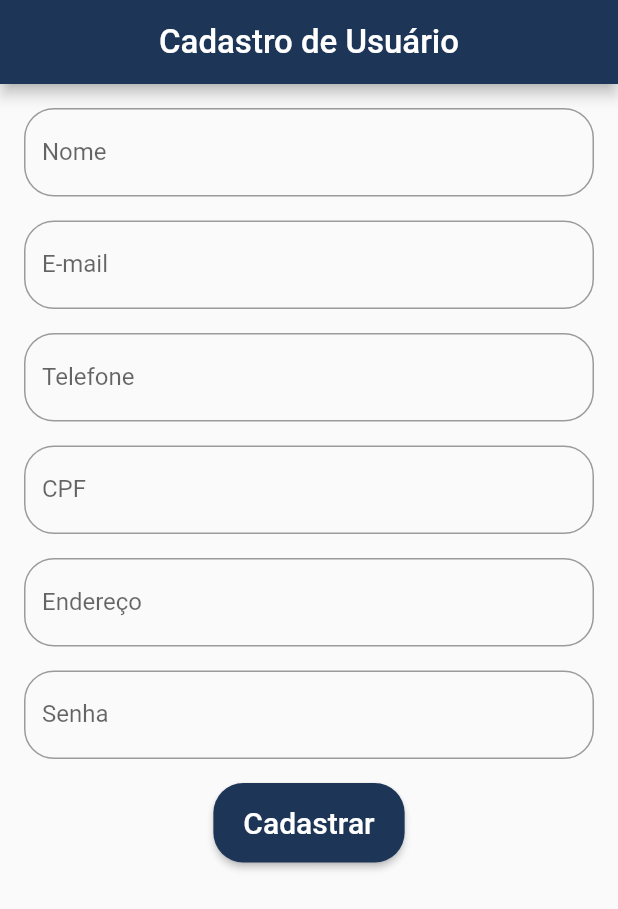
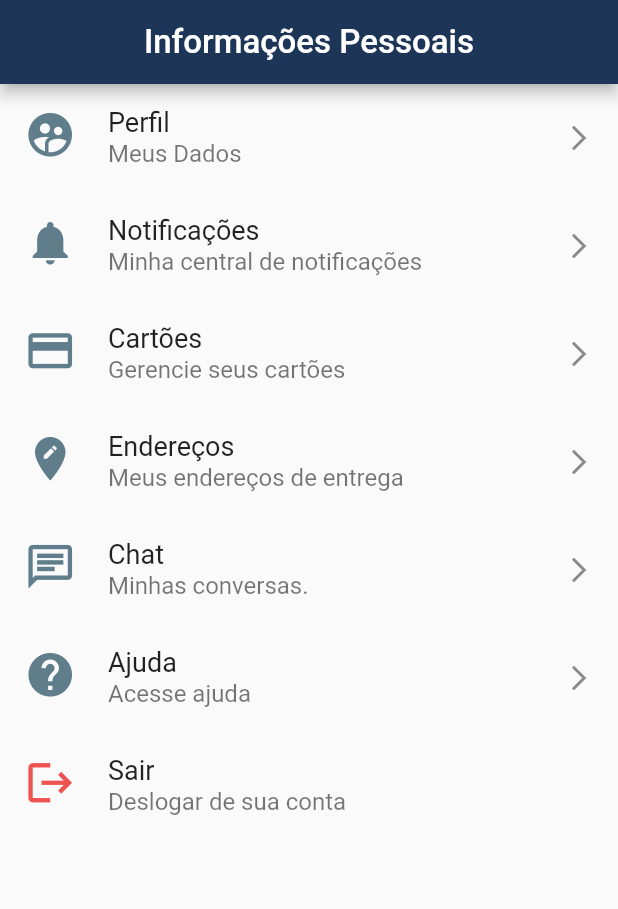
Before and after one commit to fonseca741/9794-AS, a Flutter app: the screen it shows after launch, on a phone screen of 412 x 824 dp. Shown: the top 909 px of the screen. Run offline on Flutter 3.47's test engine with Material 2 defaults, Android fonts, the phone set to English and light mode, and no system bars; our stand-ins replace rflutter_alert.

Commit message:
tela informações pessoais finalizada

```diff
--- a/lib/Routes/app_routes.dart
+++ b/lib/Routes/app_routes.dart
@@ -1,6 +1,6 @@
 class AppRoutes {
-  static const CADASTRO_USUARIO = '/';
+  static const CADASTRO_USUARIO = '/cadastroUsuario';
   static const FAQ = '/faq';
   static const SAC = '/sac';
-  static const PERFIL = '/perfil';
+  static const INFO_PESSOAIS = '/';
 }
--- a/lib/Views/faq.dart
+++ b/lib/Views/faq.dart
@@ -58,11 +58,17 @@ class _MyStatefulWidgetState extends State<ViewFaqBody> {
         return ExpansionPanel(
           headerBuilder: (BuildContext context, bool isExpanded) {
             return ListTile(
-              title: Text(resposta.pergunta),
+              title: Text(
+                resposta.pergunta,
+                style: TextStyle(fontSize: 18),
+              ),
             );
           },
           body: ListTile(
-              title: Text(resposta.resposta),
+              title: Text(
+                resposta.resposta,
+                style: TextStyle(fontSize: 16),
+              ),
               onTap: () {
                 setState(() {});
               }),
--- /dev/null
+++ b/lib/Views/infoPessoais.dart
@@ -0,0 +1,114 @@
+import 'package:flutter/material.dart';
+import 'package:iClothes/Routes/app_routes.dart';
+
+class ViewInfoPessoais extends StatelessWidget {
+  @override
+  Widget build(BuildContext context) {
+    return Scaffold(
+        appBar: AppBar(
+          centerTitle: true,
+          title: Text('Informações Pessoais', style: TextStyle(fontSize: 22)),
+        ),
+        body: Column(
+          children: <Widget>[
+            ListTile(
+              leading: Icon(
+                Icons.supervised_user_circle,
+                size: 35,
+                color: Colors.blueGrey,
+              ),
+              title: Text('Perfil', style: TextStyle(fontSize: 18)),
+              subtitle: Text('Meus Dados', style: TextStyle(fontSize: 16)),
+              trailing: Icon(
+                Icons.arrow_forward_ios,
+                size: 20,
+              ),
+            ),
+            ListTile(
+              leading: Icon(
+                Icons.notifications,
+                size: 35,
+                color: Colors.blueGrey,
+              ),
+              title: Text('Notificações', style: TextStyle(fontSize: 18)),
+              subtitle: Text('Minha central de notificações',
+                  style: TextStyle(fontSize: 16)),
+              trailing: Icon(
+                Icons.arrow_forward_ios,
+                size: 20,
+              ),
+              // onTap: () => {}
+            ),
+            ListTile(
+              leading: Icon(
+                Icons.credit_card,
+                size: 35,
+                color: Colors.blueGrey,
+              ),
+              title: Text('Cartões', style: TextStyle(fontSize: 18)),
+              subtitle:
+                  Text('Gerencie seus cartões', style: TextStyle(fontSize: 16)),
+              trailing: Icon(
+                Icons.arrow_forward_ios,
+                size: 20,
+              ),
+              // onTap: () => {}
+            ),
+            ListTile(
+              leading: Icon(
+                Icons.edit_location,
+                size: 35,
+                color: Colors.blueGrey,
+              ),
+              title: Text('Endereços', style: TextStyle(fontSize: 18)),
+              subtitle: Text('Meus endereços de entrega',
+                  style: TextStyle(fontSize: 16)),
+              trailing: Icon(
+                Icons.arrow_forward_ios,
+                size: 20,
+              ),
+              // onTap: () => {}
+            ),
+            ListTile(
+              leading: Icon(
+                Icons.chat_outlined,
+                size: 35,
+                color: Colors.blueGrey,
+              ),
+              title: Text('Chat', style: TextStyle(fontSize: 18)),
+              subtitle:
+                  Text('Minhas conversas.', style: TextStyle(fontSize: 16)),
+              trailing: Icon(
+                Icons.arrow_forward_ios,
+                size: 20,
+              ),
+              // onTap: () => {}
+            ),
+            ListTile(
+                leading: Icon(
+                  Icons.help,
+                  size: 35,
+                  color: Colors.blueGrey,
+                ),
+                title: Text('Ajuda', style: TextStyle(fontSize: 18)),
+                subtitle: Text('Acesse ajuda', style: TextStyle(fontSize: 16)),
+                trailing: Icon(
+                  Icons.arrow_forward_ios,
+                  size: 20,
+                ),
+                onTap: () => {Navigator.of(context).pushNamed(AppRoutes.FAQ)}),
+            ListTile(
+              leading: Icon(
+                Icons.logout,
+                size: 35,
+                color: Colors.red.shade400,
+              ),
+              title: Text('Sair', style: TextStyle(fontSize: 18)),
+              subtitle:
+                  Text('Deslogar de sua conta', style: TextStyle(fontSize: 16)),
+              // onTap: () => {}
+            ),
+          ],
+        ));
+  }
+}
--- a/lib/Views/perfil.dart
+++ /dev/null
@@ -1,27 +0,0 @@
-import 'package:flutter/material.dart';
-import 'package:iClothes/Routes/app_routes.dart';
-
-class ViewPerfil extends StatelessWidget {
-  @override
-  Widget build(BuildContext context) {
-    return Scaffold(
-      appBar: AppBar(
-        centerTitle: true,
-        title: Text(
-          'Perfil',
-        ),
-      ),
-      body: ListTile(
-        leading: Icon(
-          Icons.help,
-          size: 40,
-        ),
-        title: Text('Ajuda'),
-        subtitle: Text('Acesse ajuda'),
-        trailing: IconButton(
-            icon: Icon(Icons.arrow_forward_ios),
-            onPressed: () => {Navigator.of(context).pushNamed(AppRoutes.FAQ)}),
-      ),
-    );
-  }
-}
--- a/lib/Views/sac.dart
+++ b/lib/Views/sac.dart
@@ -6,7 +6,7 @@ class ViewSac extends StatelessWidget {
   final TextEditingController _controladorAssunto = TextEditingController();
   final TextEditingController _controladorMensagem = TextEditingController();
 
-  void enviar_alerta(context) {
+  void enviarAlerta(context) {
     Alert(
       context: context,
       type: AlertType.info,
@@ -21,7 +21,7 @@ class ViewSac extends StatelessWidget {
           ),
           onPressed: () => {
             Navigator.pop(context),
-            Navigator.of(context).pushReplacementNamed(AppRoutes.PERFIL)
+            Navigator.of(context).pushReplacementNamed(AppRoutes.INFO_PESSOAIS)
           },
           width: 120,
         )
@@ -89,7 +89,7 @@ class ViewSac extends StatelessWidget {
                 padding: EdgeInsets.fromLTRB(20, 15, 20, 15),
                 shape: RoundedRectangleBorder(
                     borderRadius: BorderRadius.circular(20)),
-                onPressed: () => {enviar_alerta(context)},
+                onPressed: () => {enviarAlerta(context)},
               ),
             ),
           ],
--- a/lib/main.dart
+++ b/lib/main.dart
@@ -2,7 +2,7 @@ import 'package:flutter/material.dart';
 import 'package:iClothes/Routes/app_routes.dart';
 import 'package:iClothes/Views/cadastroUsuario.dart';
 import 'Views/faq.dart';
-import 'Views/perfil.dart';
+import 'Views/infoPessoais.dart';
 import 'Views/sac.dart';
 
 void main() => runApp(MyApp());
@@ -22,7 +22,7 @@ class _MyAppState extends State<MyApp> {
           visualDensity: VisualDensity.adaptivePlatformDensity,
         ),
         routes: {
-          AppRoutes.PERFIL: (_) => ViewPerfil(),
+          AppRoutes.INFO_PESSOAIS: (_) => ViewInfoPessoais(),
           AppRoutes.FAQ: (_) => ViewFaq(),
           AppRoutes.SAC: (_) => ViewSac(),
           AppRoutes.CADASTRO_USUARIO: (_) => ViewCadastroUsuario(),
```
